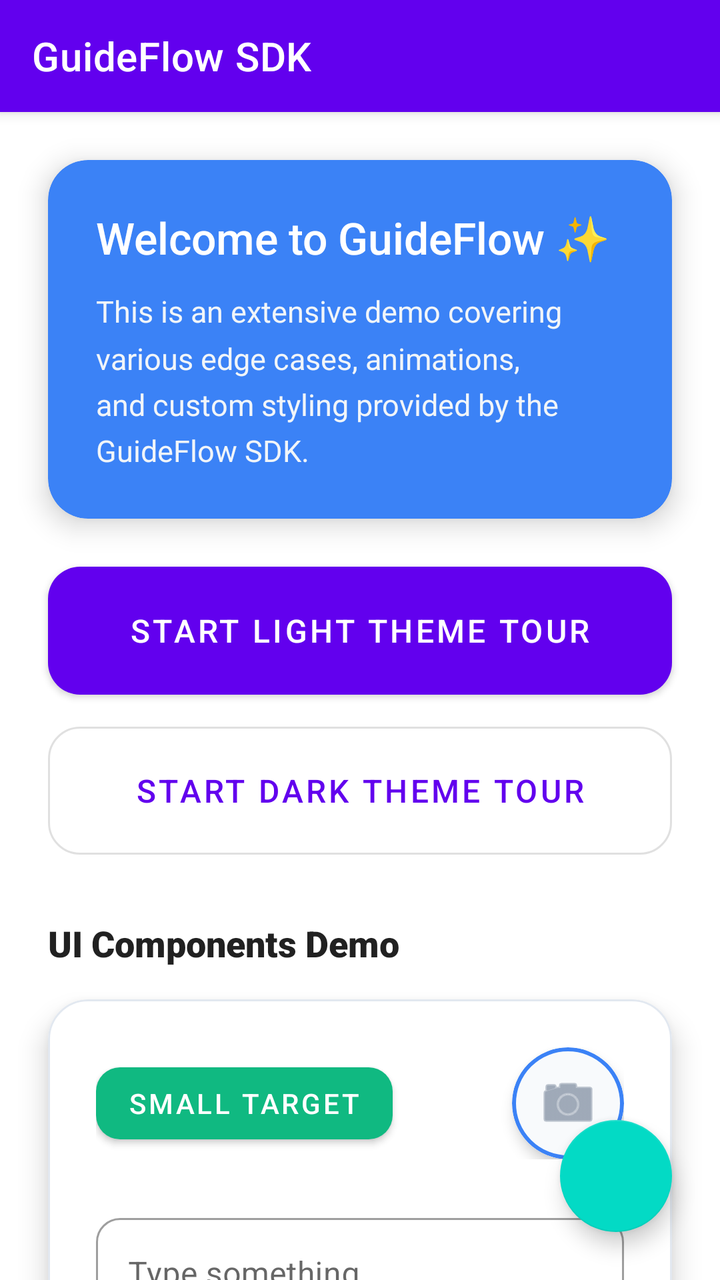
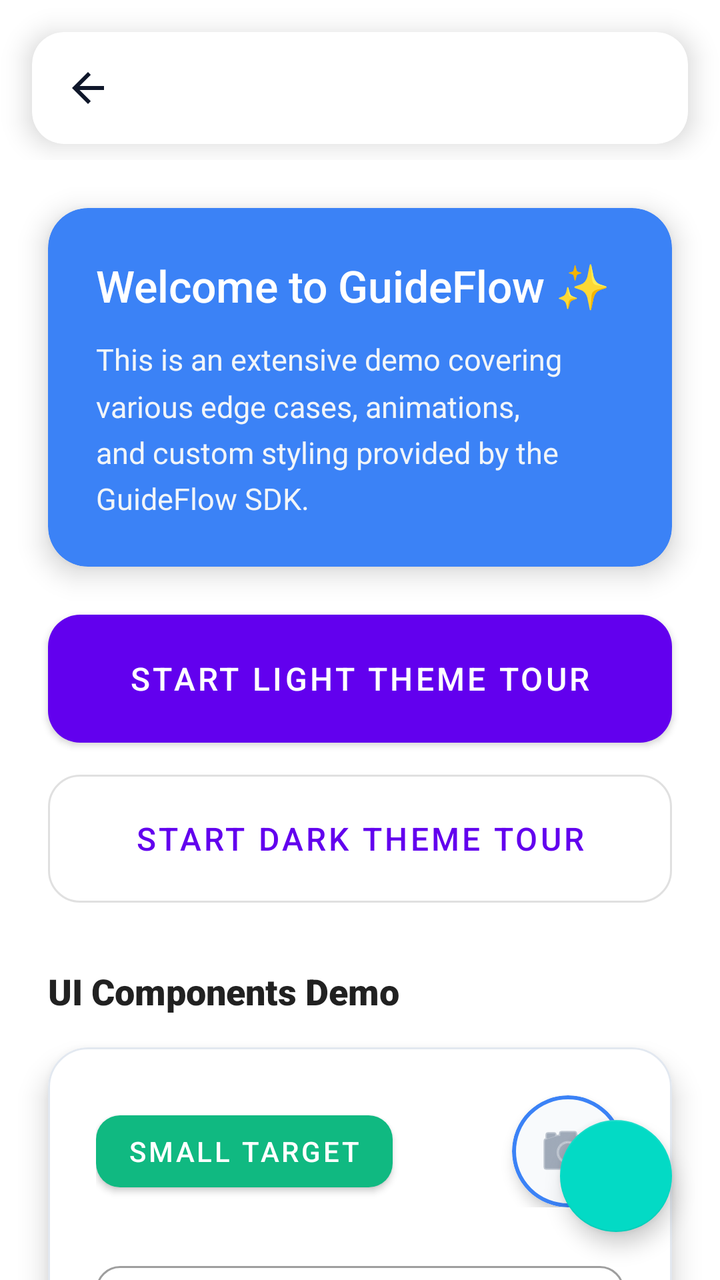

An Android layout rendered at two revisions. The XML below is the earlier revision; the diff shows what the commit changed to produce the second picture.
<!-- AndroidManifest.xml: application theme Theme.GuideFlow -->
<!-- res/layout/activity_main.xml -->
<?xml version="1.0" encoding="utf-8"?>
<androidx.coordinatorlayout.widget.CoordinatorLayout
    xmlns:android="http://schemas.android.com/apk/res/android"
    xmlns:app="http://schemas.android.com/apk/res-auto"
    xmlns:tools="http://schemas.android.com/tools"
    android:layout_width="match_parent"
    android:layout_height="match_parent"
    android:fitsSystemWindows="true"
    tools:context=".MainActivity">

    <com.google.android.material.appbar.AppBarLayout
        android:id="@+id/appBarLayout"
        android:layout_width="match_parent"
        android:layout_height="wrap_content">

        <com.google.android.material.appbar.MaterialToolbar
            android:id="@+id/toolbar"
            android:layout_width="match_parent"
            android:layout_height="?attr/actionBarSize"
            android:background="?attr/colorPrimary"
            app:title="GuideFlow SDK"
            app:titleTextColor="@android:color/white" />
    </com.google.android.material.appbar.AppBarLayout>

    <androidx.core.widget.NestedScrollView
        android:layout_width="match_parent"
        android:layout_height="match_parent"
        android:fillViewport="true"
        app:layout_behavior="@string/appbar_scrolling_view_behavior">

        <LinearLayout
            android:layout_width="match_parent"
            android:layout_height="wrap_content"
            android:orientation="vertical"
            android:paddingVertical="24dp"
            android:clipToPadding="false">

            <com.google.android.material.card.MaterialCardView
                android:id="@+id/welcomeCard"
                android:layout_width="match_parent"
                android:layout_height="wrap_content"
                android:layout_marginHorizontal="24dp"
                android:layout_marginBottom="24dp"
                app:cardCornerRadius="20dp"
                app:cardElevation="8dp"
                app:strokeWidth="0dp"
                app:cardBackgroundColor="#3B82F6">

                <LinearLayout
                    android:layout_width="match_parent"
                    android:layout_height="wrap_content"
                    android:orientation="vertical"
                    android:padding="24dp">

                    <TextView
                        android:layout_width="match_parent"
                        android:layout_height="wrap_content"
                        android:text="Welcome to GuideFlow ✨"
                        android:textSize="22sp"
                        android:fontFamily="sans-serif-medium"
                        android:textColor="#FFFFFF"
                        android:layout_marginBottom="12dp"/>

                    <TextView
                        android:layout_width="match_parent"
                        android:layout_height="wrap_content"
                        android:text="This is an extensive demo covering various edge cases, animations, and custom styling provided by the GuideFlow SDK."
                        android:textColor="#F1F5F9"
                        android:textSize="15sp"
                        android:lineSpacingMultiplier="1.3" />
                </LinearLayout>
            </com.google.android.material.card.MaterialCardView>

            <com.google.android.material.button.MaterialButton
                android:id="@+id/btnStartLightTour"
                android:layout_width="match_parent"
                android:layout_height="64dp"
                android:layout_marginHorizontal="24dp"
                android:text="Start Light Theme Tour"
                android:textSize="16sp"
                app:cornerRadius="16dp"
                android:insetTop="0dp"
                android:insetBottom="0dp"
                android:layout_marginBottom="16dp"/>

            <com.google.android.material.button.MaterialButton
                android:id="@+id/btnStartDarkTour"
                style="@style/Widget.MaterialComponents.Button.OutlinedButton"
                android:layout_width="match_parent"
                android:layout_height="64dp"
                android:layout_marginHorizontal="24dp"
                android:text="Start Dark Theme Tour"
                android:textSize="16sp"
                app:cornerRadius="16dp"
                android:insetTop="0dp"
                android:insetBottom="0dp"
                android:layout_marginBottom="32dp"/>
                
            <TextView
                android:layout_width="match_parent"
                android:layout_height="wrap_content"
                android:layout_marginHorizontal="24dp"
                android:text="UI Components Demo"
                android:textSize="18sp"
                android:fontFamily="sans-serif-black"
                android:textColor="?android:attr/textColorPrimary"
                android:layout_marginBottom="16dp"/>
                
            <com.google.android.material.card.MaterialCardView
                android:layout_width="match_parent"
                android:layout_height="wrap_content"
                android:layout_marginHorizontal="24dp"
                android:layout_marginBottom="24dp"
                app:cardBackgroundColor="?android:attr/colorBackground"
                app:cardCornerRadius="20dp"
                app:cardElevation="8dp"
                app:strokeWidth="1dp"
                app:strokeColor="#E2E8F0">
                
                <LinearLayout
                    android:layout_width="match_parent"
                    android:layout_height="wrap_content"
                    android:orientation="vertical"
                    android:padding="24dp">
                    
                    <LinearLayout
                        android:layout_width="match_parent"
                        android:layout_height="wrap_content"
                        android:orientation="horizontal"
                        android:gravity="center_vertical"
                        android:layout_marginBottom="24dp">
                        
                        <com.google.android.material.button.MaterialButton
                            android:id="@+id/btnSmall"
                            android:layout_width="wrap_content"
                            android:layout_height="wrap_content"
                            android:text="Small Target"
                            app:cornerRadius="12dp"
                            app:backgroundTint="#10B981"
                            android:textColor="#FFFFFF"
                            android:layout_marginEnd="16dp"/>
                            
                        <View
                            android:layout_width="0dp"
                            android:layout_height="1dp"
                            android:layout_weight="1"/>
                            
                        <com.google.android.material.card.MaterialCardView
                            android:id="@+id/iconProfile"
                            android:layout_width="56dp"
                            android:layout_height="56dp"
                            app:cardCornerRadius="28dp"
                            app:cardElevation="4dp"
                            app:strokeWidth="2dp"
                            app:strokeColor="#3B82F6">
                            <ImageView
                                android:layout_width="match_parent"
                                android:layout_height="match_parent"
                                android:background="#F8FAFC"
                                android:src="@android:drawable/ic_menu_camera"
                                android:scaleType="centerInside"
                                app:tint="#64748B" />
                        </com.google.android.material.card.MaterialCardView>
                    </LinearLayout>
                    
                    <com.google.android.material.textfield.TextInputLayout
                        android:id="@+id/inputLayout"
                        android:layout_width="match_parent"
                        android:layout_height="wrap_content"
                        android:hint="Type something..."
                        style="@style/Widget.MaterialComponents.TextInputLayout.OutlinedBox"
                        app:boxCornerRadiusTopStart="12dp"
                        app:boxCornerRadiusTopEnd="12dp"
                        app:boxCornerRadiusBottomStart="12dp"
                        app:boxCornerRadiusBottomEnd="12dp">
                        
                        <com.google.android.material.textfield.TextInputEditText
                            android:layout_width="match_parent"
                            android:layout_height="wrap_content"/>
                    </com.google.android.material.textfield.TextInputLayout>
                    
                </LinearLayout>
            </com.google.android.material.card.MaterialCardView>

        </LinearLayout>
    </androidx.core.widget.NestedScrollView>

    <com.google.android.material.floatingactionbutton.FloatingActionButton
        android:id="@+id/fab"
        android:layout_width="wrap_content"
        android:layout_height="wrap_content"
        android:layout_gravity="bottom|end"
        android:layout_margin="24dp"
        android:contentDescription="Action" />

</androidx.coordinatorlayout.widget.CoordinatorLayout>
<!-- resources referenced by this layout -->
<resources>
  <style name="Theme.GuideFlow" parent="Theme.MaterialComponents.DayNight.NoActionBar">
          
          <item name="colorPrimary">@color/purple_500</item>
          <item name="colorPrimaryVariant">@color/purple_700</item>
          <item name="colorOnPrimary">@color/white</item>
          
          <item name="colorSecondary">@color/teal_200</item>
          <item name="colorSecondaryVariant">@color/teal_700</item>
          <item name="colorOnSecondary">@color/black</item>
          
          <item name="android:statusBarColor">?attr/colorPrimaryVariant</item>
          
      </style>
  <color name="purple_500">#FF6200EE</color>
  <color name="purple_700">#FF3700B3</color>
  <color name="white">#FFFFFFFF</color>
  <color name="teal_200">#FF03DAC5</color>
  <color name="teal_700">#FF018786</color>
  <color name="black">#FF000000</color>
</resources>

<!-- the commit's change to res/layout/activity_main.xml (unified diff, before → after) -->
@@ -8,19 +8,7 @@
     android:fitsSystemWindows="true"
     tools:context=".MainActivity">
 
-    <com.google.android.material.appbar.AppBarLayout
-        android:id="@+id/appBarLayout"
-        android:layout_width="match_parent"
-        android:layout_height="wrap_content">
-
-        <com.google.android.material.appbar.MaterialToolbar
-            android:id="@+id/toolbar"
-            android:layout_width="match_parent"
-            android:layout_height="?attr/actionBarSize"
-            android:background="?attr/colorPrimary"
-            app:title="GuideFlow SDK"
-            app:titleTextColor="@android:color/white" />
-    </com.google.android.material.appbar.AppBarLayout>
+    <include layout="@layout/layout_standard_app_bar" />
 
     <androidx.core.widget.NestedScrollView
         android:layout_width="match_parent"
@@ -194,3 +182,39 @@
         android:contentDescription="Action" />
 
 </androidx.coordinatorlayout.widget.CoordinatorLayout>
+<!-- res/layout/layout_standard_app_bar.xml (included above) -->
+<?xml version="1.0" encoding="utf-8"?>
+<com.google.android.material.appbar.AppBarLayout
+    xmlns:android="http://schemas.android.com/apk/res/android"
+    xmlns:app="http://schemas.android.com/apk/res-auto"
+    android:id="@+id/appBarLayout"
+    android:layout_width="match_parent"
+    android:layout_height="wrap_content"
+    android:background="@android:color/transparent"
+    android:theme="@style/ThemeOverlay.AppCompat.Light"
+    app:elevation="0dp">
+
+    
+    <com.google.android.material.card.MaterialCardView
+        android:layout_width="match_parent"
+        android:layout_height="wrap_content"
+        android:layout_marginHorizontal="16dp"
+        android:layout_marginTop="16dp"
+        android:layout_marginBottom="8dp"
+        app:cardBackgroundColor="@android:color/white"
+        app:cardCornerRadius="16dp"
+        app:cardElevation="8dp"
+        app:strokeWidth="0dp">
+
+        <com.google.android.material.appbar.MaterialToolbar
+            android:id="@+id/toolbar"
+            android:layout_width="match_parent"
+            android:layout_height="?attr/actionBarSize"
+            app:titleTextColor="#0F172A"
+            app:titleCentered="true"
+            app:navigationIconTint="#0F172A"
+            app:navigationIcon="?attr/homeAsUpIndicator" />
+
+    </com.google.android.material.card.MaterialCardView>
+
+</com.google.android.material.appbar.AppBarLayout>
